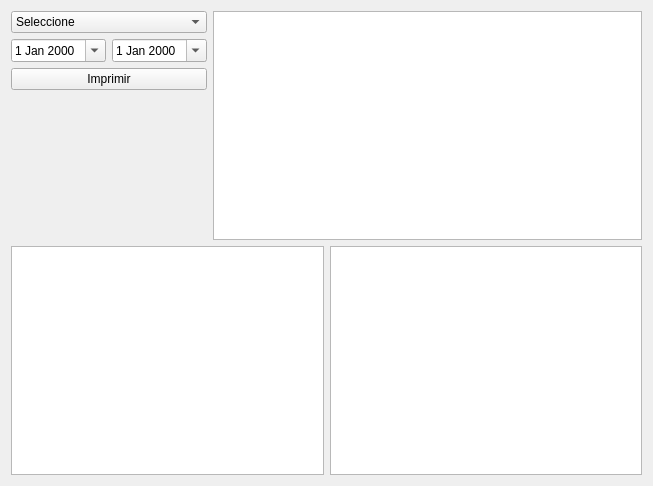
Before: the Qt Designer form reporte/ui_reporte.ui in rodety/Jireh, drawn with Qt 5.
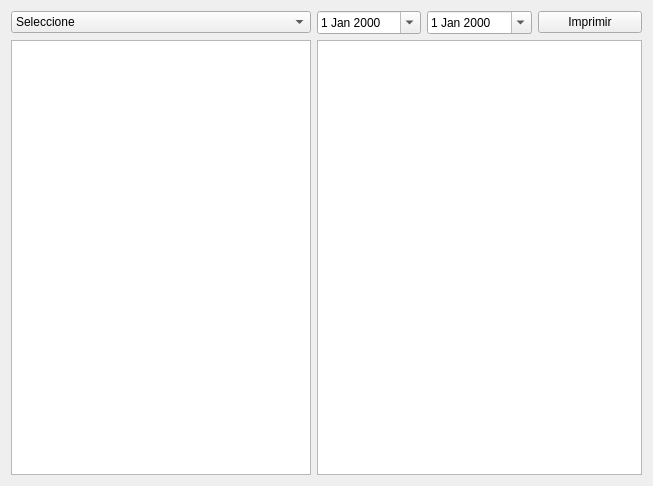
After: the same form once the commit is applied. Icons and pictures are not drawn.

Commit message: Agregando mas reportes

Patch:
```diff
--- a/reporte/ui_reporte.ui
+++ b/reporte/ui_reporte.ui
@@ -15,12 +15,8 @@
   </property>
   <layout class="QGridLayout" name="gridLayout_4">
    <item row="0" column="0">
-    <layout class="QGridLayout" name="gridLayout_3">
-     <item row="0" column="0" colspan="2">
-      <layout class="QHBoxLayout" name="horizontalLayout">
-       <item>
         <layout class="QGridLayout" name="gridLayout">
-         <item row="0" column="0" colspan="2">
+     <item row="0" column="0">
           <widget class="QComboBox" name="comboBox_entidades">
            <item>
             <property name="text">
@@ -49,27 +45,21 @@
            </item>
           </widget>
          </item>
-         <item row="3" column="0" colspan="2">
-          <spacer name="verticalSpacer">
-           <property name="orientation">
-            <enum>Qt::Vertical</enum>
-           </property>
-           <property name="sizeHint" stdset="0">
-            <size>
-             <width>20</width>
-             <height>40</height>
-            </size>
-           </property>
-          </spacer>
-         </item>
-         <item row="1" column="0">
+     <item row="0" column="1">
           <widget class="QDateEdit" name="dateEdit">
            <property name="calendarPopup">
             <bool>true</bool>
            </property>
           </widget>
          </item>
-         <item row="2" column="0" colspan="2">
+     <item row="0" column="2">
+      <widget class="QDateEdit" name="dateEdit_2">
+       <property name="calendarPopup">
+        <bool>true</bool>
+       </property>
+      </widget>
+     </item>
+     <item row="0" column="3">
           <widget class="QPushButton" name="pushButton_imprimir">
            <property name="text">
             <string>Imprimir</string>
@@ -80,25 +70,22 @@
            </property>
           </widget>
          </item>
-         <item row="1" column="1">
-          <widget class="QDateEdit" name="dateEdit_2">
-           <property name="calendarPopup">
-            <bool>true</bool>
-           </property>
-          </widget>
-         </item>
-        </layout>
-       </item>
-       <item>
-        <widget class="QListView" name="listView_entidad"/>
-       </item>
-      </layout>
-     </item>
      <item row="1" column="0">
-      <widget class="QTableView" name="tableView_principal"/>
+      <widget class="QListView" name="listView_entidad">
+       <property name="maximumSize">
+        <size>
+         <width>300</width>
+         <height>16777215</height>
+        </size>
+       </property>
+      </widget>
      </item>
-     <item row="1" column="1">
-      <widget class="QTableView" name="tableView_Secundario"/>
+     <item row="1" column="1" colspan="3">
+      <widget class="QTableView" name="tableView_principal">
+       <property name="sortingEnabled">
+        <bool>false</bool>
+       </property>
+      </widget>
      </item>
     </layout>
    </item>
```
Left out of the diff: 4 changed lines with no effect on the pictures. Lines whose indentation alone changed are shown as unchanged. The commit also changes 1 other file.
